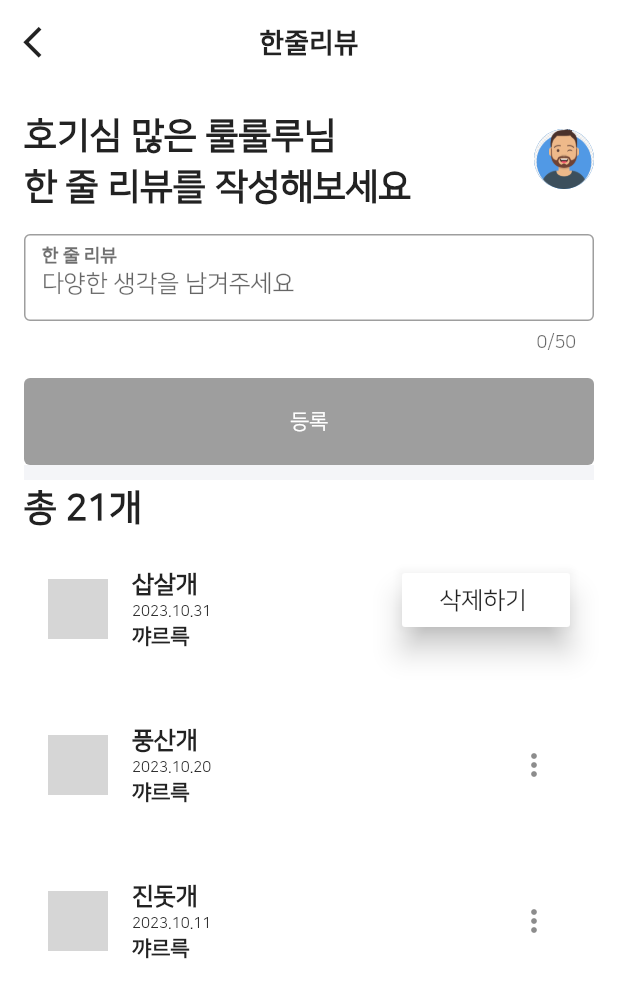
After one commit to muaga/flutter-last-project, a Flutter app: the ReplyWriteAndListPage screen opened by its route, after a tap on the "more vert" icon, on a phone screen of 412 x 824 dp. The commit adds this screen. Shown: the top 998 px of the screen. Run offline on Flutter 3.47's test engine with Material 2 defaults, Android fonts, the phone set to English and light mode, and no system bars; our stand-ins replace cached_network_image, dio, flutter_riverpod, flutter_secure_storage, logger, validators; missing offline and left inert: flutter_summernote; accounts and stored records are empty; network calls fail; grey boxes are pictures that could not be loaded.

Commit message:
댓글 상세보기페이지

```diff
--- a/lib/_core/constants/move.dart
+++ b/lib/_core/constants/move.dart
@@ -6,6 +6,7 @@ import 'package:flutter_blog/ui/pages/auth/millie_splash_page/millie_splash_page
 import 'package:flutter_blog/ui/pages/custom/book_detail_page/book_detail_page.dart';
 import 'package:flutter_blog/ui/pages/custom/post_detail_page/post_detail_page.dart';
 import 'package:flutter_blog/ui/pages/custom/post_write_page/post_write_page.dart';
+import 'package:flutter_blog/ui/pages/custom/reply_write_and_list_page/reply_write_and_list_page.dart';
 import 'package:flutter_blog/ui/pages/my_library/my_libray_main_page/my_library_main_page.dart';
 import 'package:flutter_blog/ui/pages/my_setting/my_setting_main_page/my_setting_main_page.dart';
 import 'package:flutter_blog/ui/pages/today_now/now_book_list_page/now_book_list_page.dart';
@@ -38,6 +39,9 @@ class Move {
   static String NowBookListPage = "/nowBooks";
 
   // today-story
+
+  /// 테스트
+  static String ReplyWriteAndListPage = "/reply";
 }
 
 Map<String, Widget Function(BuildContext)> getRouters() {
@@ -61,6 +65,7 @@ Map<String, Widget Function(BuildContext)> getRouters() {
     Move.LoginOrJoinPage: (context) => const LoginOrJoinPage(),
     Move.LoginPage: (context) => const LoginPage(),
     Move.MySettingMainPage: (context) => const MySettingMainPage(),
-    Move.MyLibraryMainPage: (context) => MyLibraryMainPage()
+    Move.MyLibraryMainPage: (context) => MyLibraryMainPage(),
+    Move.ReplyWriteAndListPage: (context) => ReplyWriteAndListPage(),
   };
 }
--- a/lib/_core/constants/theme.dart
+++ b/lib/_core/constants/theme.dart
@@ -8,6 +8,7 @@ ThemeData theme() {
     appBarTheme: AppBarTheme(
       // 앱의 AppBar 공통 테마
       backgroundColor: kBackWhite,
+      foregroundColor: kFontBlack,
       elevation: 0.0,
       titleTextStyle: subTitle1(),
       centerTitle: true,
--- a/lib/ui/pages/custom/book_detail_page/book_detail_page.dart
+++ b/lib/ui/pages/custom/book_detail_page/book_detail_page.dart
@@ -56,7 +56,7 @@ class BookDetailPage extends ConsumerWidget {
                 }
               }
             },
-            icon: book.bookLike == 1 ? iconFullStar() : iconEmptyStar(),
+            icon: book.bookLike == -1 ? iconFullStar() : iconEmptyStar(),
           ),
         ],
       ),
--- a/lib/ui/pages/custom/book_detail_page/widgets/body/book_detail_body.dart
+++ b/lib/ui/pages/custom/book_detail_page/widgets/body/book_detail_body.dart
@@ -1,7 +1,5 @@
 import 'package:flutter/material.dart';
 import 'package:flutter_blog/_core/constants/size.dart';
-import 'package:flutter_blog/data/model/book.dart';
-import 'package:flutter_blog/data/model/user.dart';
 import 'package:flutter_blog/data/store/session_user.dart';
 import 'package:flutter_blog/ui/pages/custom/book_detail_page/widgets/book_detail_comment.dart';
 import 'package:flutter_blog/ui/pages/custom/book_detail_page/widgets/book_detail_like.dart';
@@ -12,8 +10,6 @@ import 'package:flutter_blog/ui/pages/custom/book_detail_page/widgets/form/book_
 import 'package:flutter_blog/ui/pages/custom/book_detail_page/widgets/form/book_detail_one_review_form.dart';
 import 'package:flutter_blog/ui/pages/custom/book_detail_page/widgets/form/book_detail_sub_info_form.dart';
 import 'package:flutter_blog/ui/widgets/line/custom_thick_line.dart';
-import 'package:flutter_riverpod/flutter_riverpod.dart';
-import 'package:logger/logger.dart';
 
 class BookDetailBody extends StatelessWidget {
   final BookDetailModel book;
--- a/lib/ui/pages/custom/book_detail_page/widgets/book_detail_view_model.dart
+++ b/lib/ui/pages/custom/book_detail_page/widgets/book_detail_view_model.dart
@@ -1,11 +1,9 @@
-import 'package:flutter/material.dart';
 import 'package:flutter_blog/data/dto/request_dto/book_like_request_dto.dart';
 import 'package:flutter_blog/data/dto/response_dto/reponse_dto.dart';
 import 'package:flutter_blog/data/repository/book_like_repository.dart';
 import 'package:flutter_blog/data/repository/book_repository.dart';
 import 'package:flutter_blog/data/store/session_user.dart';
 import 'package:flutter_riverpod/flutter_riverpod.dart';
-import 'package:logger/logger.dart';
 
 // 창고 데이터
 class BookDetailModel {
--- a/lib/ui/pages/custom/book_detail_page/widgets/form/book_detail_one_review_form.dart
+++ b/lib/ui/pages/custom/book_detail_page/widgets/form/book_detail_one_review_form.dart
@@ -1,16 +1,11 @@
 import 'package:flutter/material.dart';
-import 'package:flutter_blog/_core/constants/font.dart';
-import 'package:flutter_blog/_core/constants/move.dart';
 import 'package:flutter_blog/_core/constants/size.dart';
 import 'package:flutter_blog/data/store/session_user.dart';
-import 'package:flutter_blog/ui/pages/custom/book_detail_page/book_detail_page.dart';
 import 'package:flutter_blog/ui/pages/custom/book_detail_page/widgets/book_detail_view_model.dart';
-import 'package:flutter_blog/ui/pages/custom/book_reply_list/book_reply_list_page.dart';
+import 'package:flutter_blog/ui/pages/custom/reply_write_and_list_page/reply_write_and_list_page.dart';
 import 'package:flutter_blog/ui/widgets/button/custom_page_forward_button.dart';
-import 'package:flutter_blog/ui/widgets/button/custom_radius_color_button.dart';
 import 'package:flutter_blog/ui/widgets/custom_user_review_title.dart';
 import 'package:flutter_blog/ui/widgets/form/custom_review_list_form.dart';
-import 'package:flutter_blog/ui/widgets/validation_guide/login_validation_guide.dart';
 
 class BookDetailOneReviewForm extends StatelessWidget {
   const BookDetailOneReviewForm(
@@ -33,10 +28,7 @@ class BookDetailOneReviewForm extends StatelessWidget {
                       bookReplyCount: book.bookDetailReplyList.length),
                 ),
                 CustomPageForwardButton(
-                  pageLoad: BookReplyListPage(
-                    bookId: book.bookId,
-                    bookDetailReplyList: [],
-                  ),
+                  pageLoad: ReplyWriteAndListPage(),
                 ),
               ],
             ),
--- a/lib/ui/pages/custom/book_reply_list/book_reply_list_page.dart
+++ /dev/null
@@ -1,39 +0,0 @@
-import 'package:flutter/material.dart';
-import 'package:flutter_blog/_core/constants/icon.dart';
-import 'package:flutter_blog/ui/millie_bottom_navigation_bar.dart';
-import 'package:flutter_blog/ui/pages/custom/book_detail_page/widgets/book_detail_view_model.dart';
-import 'package:flutter_blog/ui/widgets/custom_review_card.dart';
-
-class BookReplyListPage extends StatefulWidget {
-  final int bookId;
-  final List<BookDetailReplyList>? bookDetailReplyList;
-
-  const BookReplyListPage(
-      {required this.bookId, required this.bookDetailReplyList});
-
-  @override
-  State<BookReplyListPage> createState() => _BookReplyListPageState();
-}
-
-class _BookReplyListPageState extends State<BookReplyListPage> {
-  @override
-  Widget build(BuildContext context) {
-    return Scaffold(
-      appBar: AppBar(
-        leading: IconButton(
-            onPressed: () {
-              Navigator.pop(context);
-            },
-            icon: iconArrowBack()),
-        title: Text("리뷰 모음"),
-      ),
-      bottomNavigationBar: MillieBottomNavigationBar(),
-      body: CustomReviewCard(
-        userPicUrl: "${widget.bookDetailReplyList![0].userPicUrl}",
-        username: "${widget.bookDetailReplyList![0].nickname}",
-        writeAt: "${widget.bookDetailReplyList![0].replyCreatedAt}",
-        review: "${widget.bookDetailReplyList![0].replyContent}",
-      ),
-    );
-  }
-}
--- /dev/null
+++ b/lib/ui/pages/custom/reply_write_and_list_page/reply_write_and_list_page.dart
@@ -0,0 +1,112 @@
+import 'package:flutter/material.dart';
+import 'package:flutter_blog/_core/constants/color.dart';
+import 'package:flutter_blog/_core/constants/font.dart';
+import 'package:flutter_blog/_core/constants/icon.dart';
+import 'package:flutter_blog/_core/constants/size.dart';
+import 'package:flutter_blog/ui/widgets/custom_review_card.dart';
+import 'package:flutter_blog/ui/widgets/line/custom_thick_line.dart';
+
+class ReplyWriteAndListPage extends StatelessWidget {
+  final _content = TextEditingController();
+  @override
+  Widget build(BuildContext context) {
+    return Scaffold(
+      appBar: AppBar(
+        leading: IconButton(
+            onPressed: () {
+              Navigator.pop(context);
+            },
+            icon: iconArrowBack()),
+        title: Text("한줄리뷰"),
+      ),
+      body: Padding(
+        padding: EdgeInsets.all(16),
+        child: ListView(
+          children: [
+            Container(
+              child: Row(
+                mainAxisAlignment: MainAxisAlignment.spaceBetween,
+                children: [
+                  Container(
+                    child: Text(
+                      "호기심 많은 룰룰루님\n"
+                      "한 줄 리뷰를 작성해보세요",
+                      style: title1(),
+                    ),
+                  ),
+                  Container(
+                    height: 40,
+                    width: 40,
+                    child: CircleAvatar(
+                      backgroundImage:
+                          AssetImage("assets/user_images/avatar.png"),
+                    ),
+                  ),
+                ],
+              ),
+            ),
+            SizedBox(height: gapMain),
+            Expanded(
+              child: Stack(
+                children: [
+                  TextFormField(
+                    controller: _content,
+                    textAlignVertical: TextAlignVertical.bottom,
+                    decoration: InputDecoration(
+                      hintText: "다양한 생각을 남겨주세요", // 힌트 텍스트를 비웁니다
+                      border: OutlineInputBorder(),
+                    ),
+                    textInputAction: TextInputAction.newline,
+                    maxLines: null, // 다중 라인 입력을 가능하게 합니다.
+                    maxLength: 50, // 최대 글자 수를 50자로 제한
+                  ),
+                  Positioned(
+                    top: 5,
+                    left: 12,
+                    child: Text(
+                      "한 줄 리뷰",
+                      style: body2(mColor: kFontGray),
+                    ),
+                  ),
+                ],
+              ),
+            ),
+            SizedBox(height: gapMain),
+            Container(
+              height: 58,
+              child: TextButton(
+                onPressed: () {
+                  // 리뷰를 제출하는 로직을 추가하세요.
+                },
+                style: TextButton.styleFrom(
+                  backgroundColor: Colors.grey, // 원하는 배경색으로 변경
+                ),
+                child: Text('등록',
+                    style: TextStyle(color: Colors.white)), // 버튼 텍스트 색상 변경
+              ),
+            ),
+            CustomThickLine(),
+            Container(
+              child: Text("총 21개", style: title1()),
+            ),
+            CustomReviewCard(
+                userPicUrl: "https://picsum.photos/200/300",
+                username: "삽살개",
+                writeAt: "2023.10.31",
+                review: "꺄르륵"),
+            CustomReviewCard(
+                userPicUrl: "https://picsum.photos/200/300",
+                username: "풍산개",
+                writeAt: "2023.10.20",
+                review: "꺄르륵"),
+            CustomReviewCard(
+                userPicUrl: "https://picsum.photos/200/300",
+                username: "진돗개",
+                writeAt: "2023.10.11",
+                review: "꺄르륵"),
+          ],
+        ),
+      ),
+    );
+  }
+}
--- a/lib/ui/widgets/custom_review_insert.dart
+++ b/lib/ui/widgets/custom_review_insert.dart
@@ -3,7 +3,7 @@ import 'package:flutter_blog/_core/constants/color.dart';
 import 'package:flutter_blog/_core/constants/font.dart';
 import 'package:flutter_blog/_core/constants/size.dart';
 import 'package:flutter_blog/data/dto/request_dto/book_reply_request_dto.dart';
-import 'package:flutter_blog/ui/pages/custom/book_reply_list/book_reply_list_view_model.dart';
+import 'package:flutter_blog/ui/pages/custom/reply_write_and_list_page/reply_write_and_list_view_model.dart';
 import 'package:flutter_riverpod/flutter_riverpod.dart';
 
 class CustomReviewInsert extends ConsumerWidget {
```
Also changed, not shown: lib/ui/pages/custom/reply_write_and_list_page/reply_write_and_list_view_model.dart (renamed from lib/ui/pages/custom/book_reply_list/book_reply_list_view_model.dart), 1 other file.
